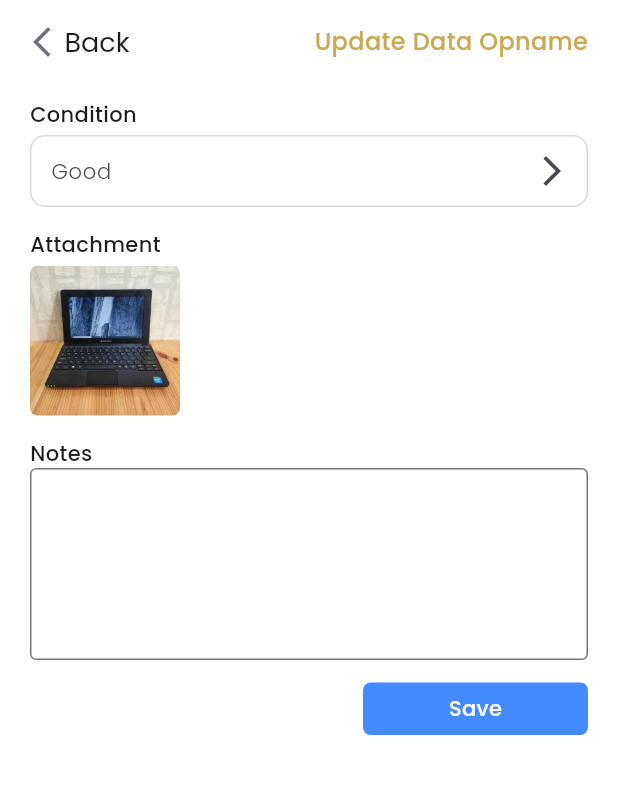
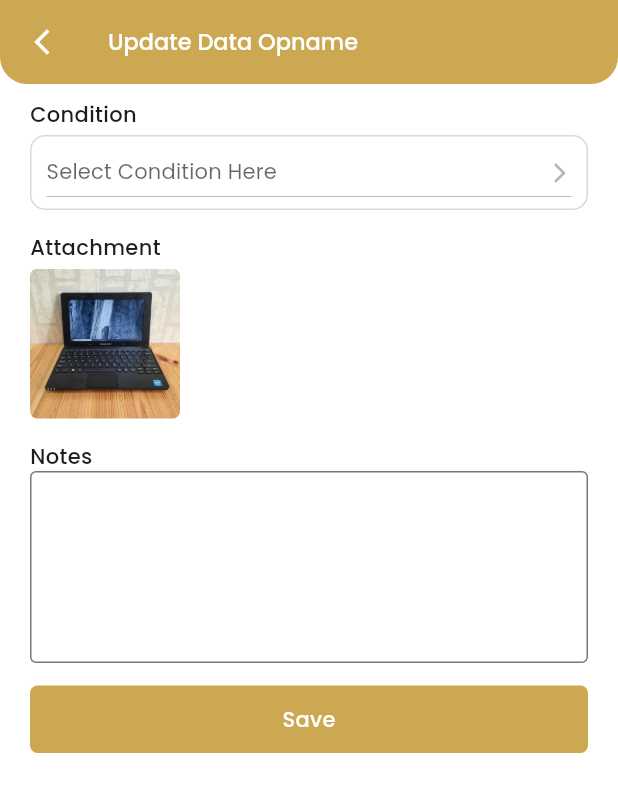
Before and after one commit to alfinputra013/modul-asset-management, a Flutter app: the EditNotes screen opened by its route, on a phone screen of 412 x 824 dp. Shown: the top 792 px of the screen. Run offline on Flutter 3.47's test engine with Material 3 defaults, Android fonts, the phone set to English and light mode, and no system bars; our stand-ins replace from_css_color, get, google_fonts; missing offline and left inert: qrscan.

Commit message:
update form

```diff
--- a/lib/app/views/tab-bar-view.dart/edit_notes.dart
+++ b/lib/app/views/tab-bar-view.dart/edit_notes.dart
@@ -2,56 +2,53 @@ import 'package:flutter/material.dart';
 import 'package:get/get.dart';
 import 'package:google_fonts/google_fonts.dart';
 import 'package:modul_asset_management/core/theme.dart';
+import 'package:modul_asset_management/widget/app_bar.dart';
 import 'package:modul_asset_management/widget/button.dart';
 import 'package:modul_asset_management/widget/form.dart';
 
-class EditNotes extends StatelessWidget {
+class EditNotes extends StatefulWidget {
   const EditNotes({super.key});
 
   @override
+  State<EditNotes> createState() => _EditNotesState();
+}
+
+class _EditNotesState extends State<EditNotes> {
+  final conditions = ["Good", "Bad", "Critical"];
+  String? conditionValue;
+
+  @override
   Widget build(BuildContext context) {
+
+      DropdownMenuItem<String> buildMenuItemCondition(String item) =>
+        DropdownMenuItem(
+          value: item,
+          child: Text(
+            item,
+            style: GoogleFonts.poppins(
+              fontSize: 14,
+              fontWeight: FontWeight.w400,
+            ),
+          ),
+        );
+
     return Scaffold(
       backgroundColor: whiteColor,
-      appBar: AppBar(
-        backgroundColor: Colors.white,
-        automaticallyImplyLeading: false,
-        title: GestureDetector(
-          onTap: () {
-            Get.back();
-          },
-          child: Row(
-            children: [
-              Icon(
+      appBar: AppBarGlobal(
+        title: "Update Data Opname",
+        centerTitle: false,
+        backgroundColor: orangeMain,
+        leading: GestureDetector(
+          onTap: () => Get.back(),
+          child: Icon(
             Icons.arrow_back_ios_new,
-                color: greyFont,
-              ),
-              const SizedBox(
-                width: 3,
-              ),
-              Text(
-                "Back",
-                style: GoogleFonts.poppins(
-                  fontSize: 18,
-                ),
-              ),
-            ],
-          ),
-        ),
-        actions: [
-          Padding(
-            padding: const EdgeInsets.only(right: 20),
-            child: Text(
-              "Update Data Opname",
-              style: GoogleFonts.poppins(
-                fontSize: 16,
-                fontWeight: FontWeight.w500,
-                color: orangeMain,
+            color: whiteColor,
+            size: 20,
           ),
         ),
       ),
-        ],
-      ),
-      body: Padding(
+      body: SingleChildScrollView(
+        child: Padding(
           padding: const EdgeInsets.only(left: 20, right: 20, top: 10),
           child: Column(
             crossAxisAlignment: CrossAxisAlignment.start,
@@ -64,9 +61,37 @@ class EditNotes extends StatelessWidget {
               const SizedBox(
                 height: 4,
               ),
-            const CustomTextField(
-              suffixIcon: Icons.arrow_forward_ios_outlined,
-              hintText: "Good",
+                           Container(
+                decoration: BoxDecoration(
+                    border: Border.all(
+                      color: Color(0xFFD9D9D9),
+                    ),
+                    borderRadius: BorderRadius.circular(10)),
+                padding: EdgeInsets.symmetric(
+                  horizontal: 10,
+                ),
+                child: DropdownButton<String>(
+                  hint: Text(
+                    "Select Condition Here",
+                    style: GoogleFonts.poppins(
+                      fontSize: 14,
+                      fontWeight: FontWeight.w400,
+                    ),
+                  ),
+                  icon: Icon(
+                    Icons.arrow_forward_ios_rounded,
+                    size: 16,
+                    color: greyColor,
+                  ),
+                  isExpanded: true,
+                  value: conditionValue,
+                  elevation: 1,
+                  borderRadius: BorderRadius.circular(10),
+                  dropdownColor: Colors.white,
+                  items: conditions.map(buildMenuItemCondition).toList(),
+                  onChanged: (conditionValue) =>
+                      setState(() => this.conditionValue = conditionValue),
+                ),
               ),
               const SizedBox(
                 height: 15,
@@ -99,20 +124,20 @@ class EditNotes extends StatelessWidget {
                 style: GoogleFonts.poppins(
                     fontWeight: FontWeight.w500, fontSize: 14),
               ),
-            const TextField(
+              TextField(
                 keyboardType: TextInputType.text,
                 maxLines: 4,
                 decoration: InputDecoration(
-                border: OutlineInputBorder(
+                  border: const OutlineInputBorder(
                     borderSide: BorderSide(
-                    color: Colors.grey,
-                    width: 1.3,
+                      color: Color(0xFFD9D9D9),
+                      width: 0.8,
                     ),
                   ),
                   focusedBorder: OutlineInputBorder(
                     borderSide: BorderSide(
-                    color: Colors.blueAccent,
-                    width: 1.3,
+                      color: orangeMain,
+                      width: 0.8,
                     ),
                   ),
                 ),
@@ -121,18 +146,19 @@ class EditNotes extends StatelessWidget {
                 height: 15,
               ),
               Align(
-              alignment: Alignment.centerRight,
+                alignment: Alignment.bottomCenter,
                 child: CustomButton(
                   onPressed: () {},
                   text: "Save",
-                color: Colors.blueAccent,
-                height: 35,
-                width: 150,
+                  color: orangeMain,
+                  height: 45,
+                  width: double.infinity,
                 ),
               )
             ],
           ),
         ),
+      ),
     );
   }
 }
```
Lines whose indentation alone changed are shown as unchanged.
